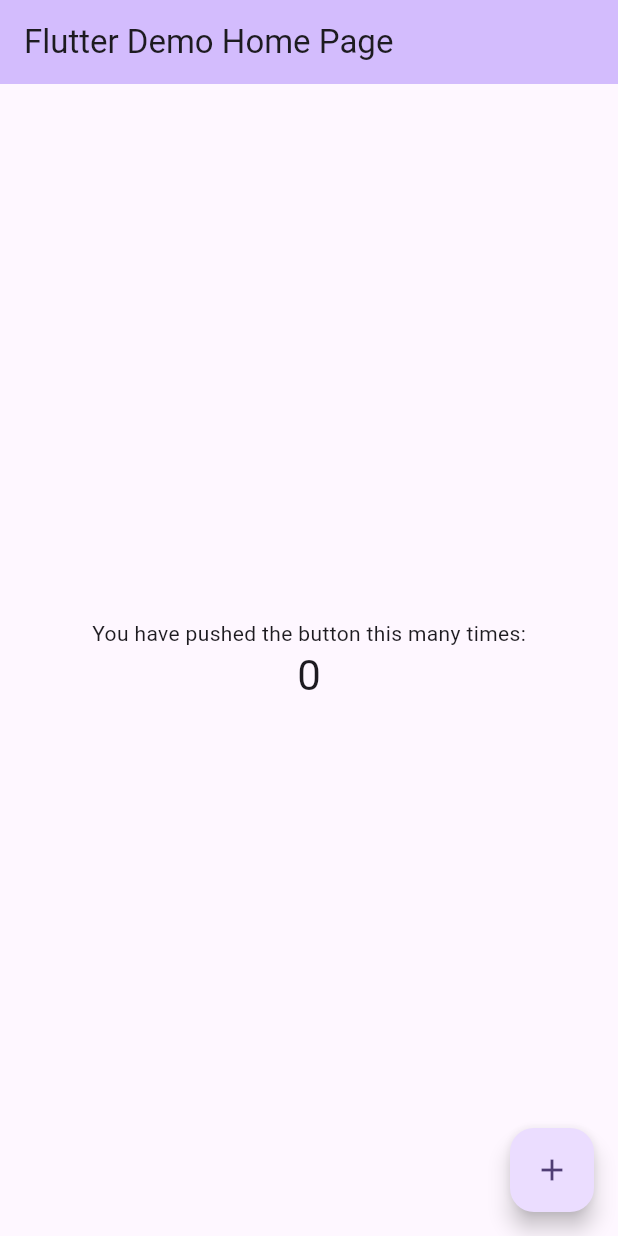
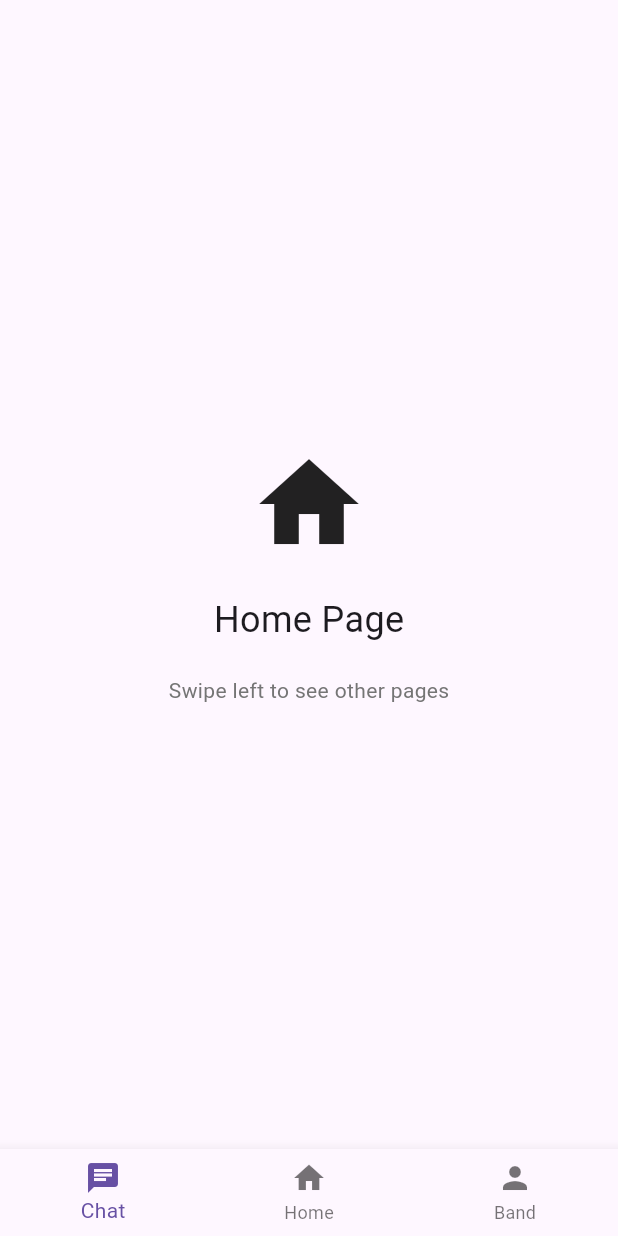
Before and after one commit to delegator-ch/docs, a Flutter app: the screen it shows after launch, on a phone screen of 412 x 824 dp. Run offline on Flutter 3.47's test engine with Material 3 defaults, Android fonts, the phone set to English and light mode, and no system bars.

Commit message:
Add Navigation to App

```diff
--- /dev/null
+++ b/code/delegator-app/lib/lib/pages/page-chat.dart
@@ -0,0 +1,24 @@
+import 'package:flutter/material.dart';
+
+class PageChat extends StatelessWidget {
+  const PageChat({super.key});
+
+  @override
+  Widget build(BuildContext context) {
+    return Center(
+      child: Column(
+        mainAxisAlignment: MainAxisAlignment.center,
+        children: [
+          const Icon(Icons.home, size: 80),
+          const SizedBox(height: 20),
+          const Text('Home Page', style: TextStyle(fontSize: 24)),
+          const SizedBox(height: 20),
+          Text(
+            'Swipe left to see other pages',
+            style: TextStyle(color: Colors.grey[600]),
+          ),
+        ],
+      ),
+    );
+  }
+}
--- /dev/null
+++ b/code/delegator-app/lib/lib/pages/page-main.dart
@@ -0,0 +1,65 @@
+import 'package:flutter/material.dart';
+import 'page-chat.dart';
+import 'page-home.dart';
+import 'page-info.dart';
+
+class PageMain extends StatefulWidget {
+  const PageMain({super.key});
+
+  @override
+  State<PageMain> createState() => _PageMainState();
+}
+
+class _PageMainState extends State<PageMain> {
+  int _selectedIndex = 0;
+  final PageController _pageController = PageController();
+
+  final List<Widget> _pages = [
+    const PageChat(),
+    const PageHome(),
+    const PageInfo(),
+  ];
+
+  void _onItemTapped(int index) {
+    setState(() {
+      _selectedIndex = index;
+    });
+    _pageController.animateToPage(
+      index,
+      duration: const Duration(milliseconds: 300),
+      curve: Curves.easeInOut,
+    );
+  }
+
+  void _onPageChanged(int index) {
+    setState(() {
+      _selectedIndex = index;
+    });
+  }
+
+  @override
+  void dispose() {
+    _pageController.dispose();
+    super.dispose();
+  }
+
+  @override
+  Widget build(BuildContext context) {
+    return Scaffold(
+      body: PageView(
+        controller: _pageController,
+        onPageChanged: _onPageChanged,
+        children: _pages,
+      ),
+      bottomNavigationBar: BottomNavigationBar(
+        currentIndex: _selectedIndex,
+        onTap: _onItemTapped,
+        items: const [
+          BottomNavigationBarItem(icon: Icon(Icons.chat), label: 'Chat'),
+          BottomNavigationBarItem(icon: Icon(Icons.home), label: 'Home'),
+          BottomNavigationBarItem(icon: Icon(Icons.person), label: 'Band'),
+        ],
+      ),
+    );
+  }
+}
--- a/code/delegator-app/lib/main.dart
+++ b/code/delegator-app/lib/main.dart
@@ -1,3 +1,4 @@
+import 'package:delegator/lib/pages/page-main.dart';
 import 'package:flutter/material.dart';
 
 void main() {
@@ -7,116 +8,12 @@ void main() {
 class MyApp extends StatelessWidget {
   const MyApp({super.key});
 
-  // This widget is the root of your application.
   @override
   Widget build(BuildContext context) {
     return MaterialApp(
-      title: 'Flutter Demo',
-      theme: ThemeData(
-        // This is the theme of your application.
-        //
-        // TRY THIS: Try running your application with "flutter run". You'll see
-        // the application has a purple toolbar. Then, without quitting the app,
-        // try changing the seedColor in the colorScheme below to Colors.green
-        // and then invoke "hot reload" (save your changes or press the "hot
-        // reload" button in a Flutter-supported IDE, or press "r" if you used
-        // the command line to start the app).
-        //
-        // Notice that the counter didn't reset back to zero; the application
-        // state is not lost during the reload. To reset the state, use hot
-        // restart instead.
-        //
-        // This works for code too, not just values: Most code changes can be
-        // tested with just a hot reload.
-        colorScheme: ColorScheme.fromSeed(seedColor: Colors.deepPurple),
-      ),
-      home: const MyHomePage(title: 'Flutter Demo Home Page'),
+      title: 'Bottom Nav with Swipe',
+      theme: ThemeData(primarySwatch: Colors.blue, useMaterial3: true),
+      home: const PageMain(),
     );
   }
 }
-
-class MyHomePage extends StatefulWidget {
-  const MyHomePage({super.key, required this.title});
-
-  // This widget is the home page of your application. It is stateful, meaning
-  // that it has a State object (defined below) that contains fields that affect
-  // how it looks.
-
-  // This class is the configuration for the state. It holds the values (in this
-  // case the title) provided by the parent (in this case the App widget) and
-  // used by the build method of the State. Fields in a Widget subclass are
-  // always marked "final".
-
-  final String title;
-
-  @override
-  State<MyHomePage> createState() => _MyHomePageState();
-}
-
-class _MyHomePageState extends State<MyHomePage> {
-  int _counter = 0;
-
-  void _incrementCounter() {
-    setState(() {
-      // This call to setState tells the Flutter framework that something has
-      // changed in this State, which causes it to rerun the build method below
-      // so that the display can reflect the updated values. If we changed
-      // _counter without calling setState(), then the build method would not be
-      // called again, and so nothing would appear to happen.
-      _counter++;
-    });
-  }
-
-  @override
-  Widget build(BuildContext context) {
-    // This method is rerun every time setState is called, for instance as done
-    // by the _incrementCounter method above.
-    //
-    // The Flutter framework has been optimized to make rerunning build methods
-    // fast, so that you can just rebuild anything that needs updating rather
-    // than having to individually change instances of widgets.
-    return Scaffold(
-      appBar: AppBar(
-        // TRY THIS: Try changing the color here to a specific color (to
-        // Colors.amber, perhaps?) and trigger a hot reload to see the AppBar
-        // change color while the other colors stay the same.
-        backgroundColor: Theme.of(context).colorScheme.inversePrimary,
-        // Here we take the value from the MyHomePage object that was created by
-        // the App.build method, and use it to set our appbar title.
-        title: Text(widget.title),
-      ),
-      body: Center(
-        // Center is a layout widget. It takes a single child and positions it
-        // in the middle of the parent.
-        child: Column(
-          // Column is also a layout widget. It takes a list of children and
-          // arranges them vertically. By default, it sizes itself to fit its
-          // children horizontally, and tries to be as tall as its parent.
-          //
-          // Column has various properties to control how it sizes itself and
-          // how it positions its children. Here we use mainAxisAlignment to
-          // center the children vertically; the main axis here is the vertical
-          // axis because Columns are vertical (the cross axis would be
-          // horizontal).
-          //
-          // TRY THIS: Invoke "debug painting" (choose the "Toggle Debug Paint"
-          // action in the IDE, or press "p" in the console), to see the
-          // wireframe for each widget.
-          mainAxisAlignment: MainAxisAlignment.center,
-          children: <Widget>[
-            const Text('You have pushed the button this many times:'),
-            Text(
-              '$_counter',
-              style: Theme.of(context).textTheme.headlineMedium,
-            ),
-          ],
-        ),
-      ),
-      floatingActionButton: FloatingActionButton(
-        onPressed: _incrementCounter,
-        tooltip: 'Increment',
-        child: const Icon(Icons.add),
-      ), // This trailing comma makes auto-formatting nicer for build methods.
-    );
-  }
-}
```
Also changed, not shown: code/delegator-app/lib/lib/pages/page-home.dart (added, +24 -0 lines), code/delegator-app/lib/lib/pages/page-info.dart (added, +24 -0 lines).
